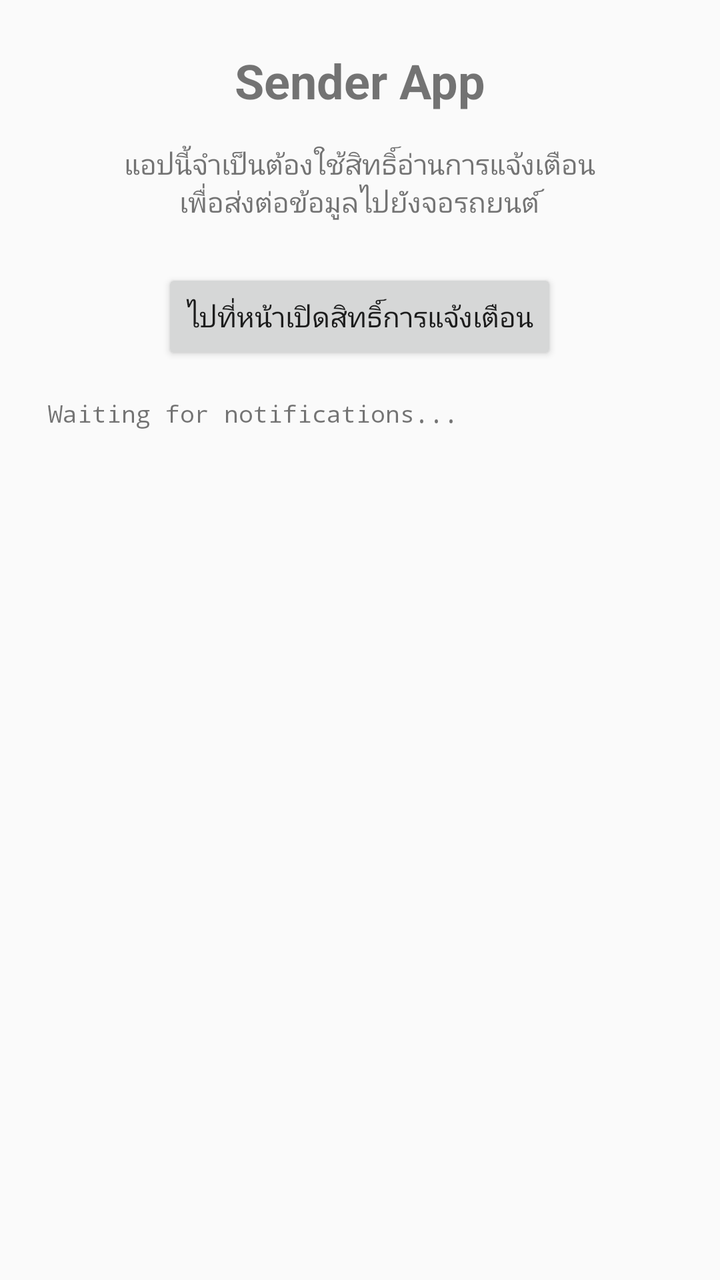
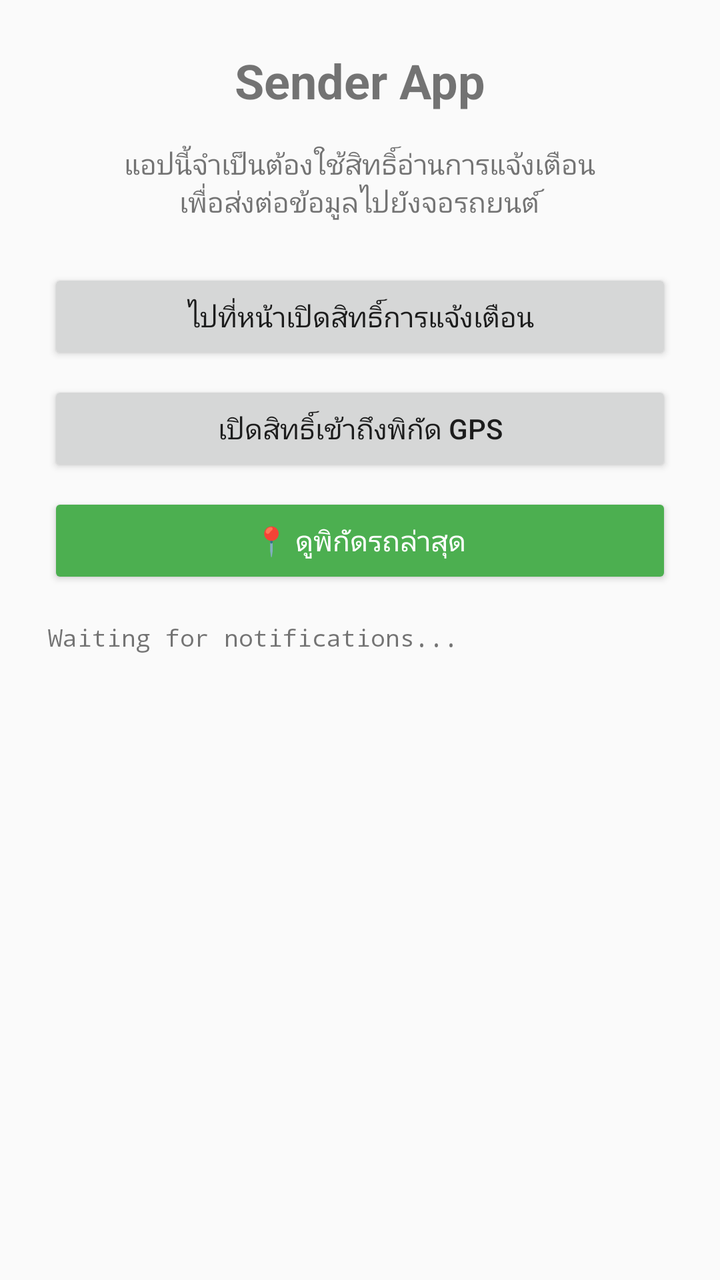

Two renders of the same Android screen: before a commit and after it. Below are the layout's source before the change and the commit's diff.
<!-- AndroidManifest.xml: application theme Theme.AppCompat.Light.DarkActionBar -->
<!-- res/layout/activity_main.xml -->
<?xml version="1.0" encoding="utf-8"?>
<LinearLayout xmlns:android="http://schemas.android.com/apk/res/android"
    android:layout_width="match_parent"
    android:layout_height="match_parent"
    android:gravity="center"
    android:orientation="vertical"
    android:padding="24dp">

    <TextView
        android:layout_width="wrap_content"
        android:layout_height="wrap_content"
        android:text="Sender App"
        android:textSize="24sp"
        android:textStyle="bold"
        android:layout_marginBottom="16dp"/>

    <TextView
        android:layout_width="wrap_content"
        android:layout_height="wrap_content"
        android:text="แอปนี้จำเป็นต้องใช้สิทธิ์อ่านการแจ้งเตือน\nเพื่อส่งต่อข้อมูลไปยังจอรถยนต์"
        android:textAlignment="center"
        android:layout_marginBottom="24dp"/>

    <Button
        android:id="@+id/btnOpenSettings"
        android:layout_width="wrap_content"
        android:layout_height="wrap_content"
        android:text="ไปที่หน้าเปิดสิทธิ์การแจ้งเตือน" />

    <ScrollView
        android:layout_width="match_parent"
        android:layout_height="0dp"
        android:layout_weight="1"
        android:layout_marginTop="16dp">
        <TextView
            android:id="@+id/tvLog"
            android:layout_width="match_parent"
            android:layout_height="wrap_content"
            android:text="Waiting for notifications..."
            android:textSize="12sp"
            android:fontFamily="monospace"/>
    </ScrollView>
</LinearLayout>
<!-- resources referenced by this layout -->
<resources>

</resources>

<!-- the commit's change to res/layout/activity_main.xml (unified diff, before → after) -->
@@ -23,9 +23,25 @@
 
     <Button
         android:id="@+id/btnOpenSettings"
-        android:layout_width="wrap_content"
+        android:layout_width="match_parent"
         android:layout_height="wrap_content"
         android:text="ไปที่หน้าเปิดสิทธิ์การแจ้งเตือน" />
+
+    <Button
+        android:id="@+id/btnReqLocation"
+        android:layout_width="match_parent"
+        android:layout_height="wrap_content"
+        android:layout_marginTop="8dp"
+        android:text="เปิดสิทธิ์เข้าถึงพิกัด GPS" />
+
+    <Button
+        android:id="@+id/btnViewLocation"
+        android:layout_width="match_parent"
+        android:layout_height="wrap_content"
+        android:layout_marginTop="8dp"
+        android:backgroundTint="#4CAF50"
+        android:textColor="#FFFFFF"
+        android:text="📍 ดูพิกัดรถล่าสุด" />
 
     <ScrollView
         android:layout_width="match_parent"
